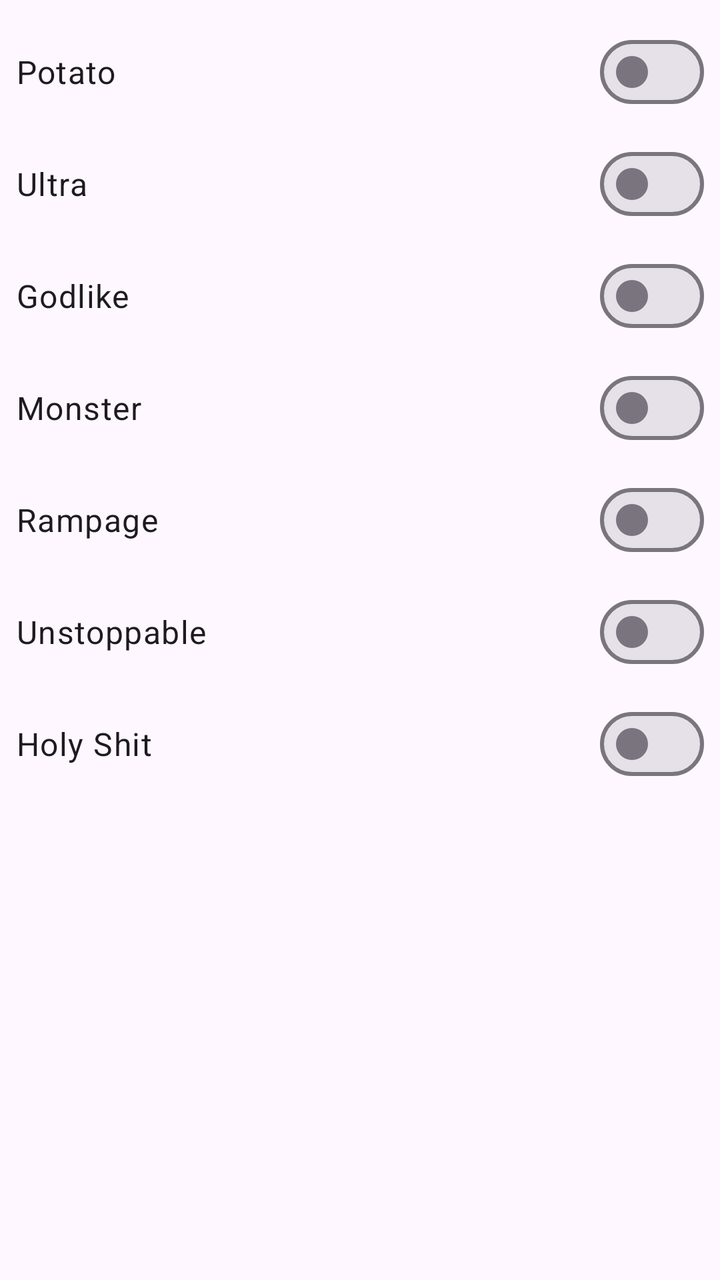
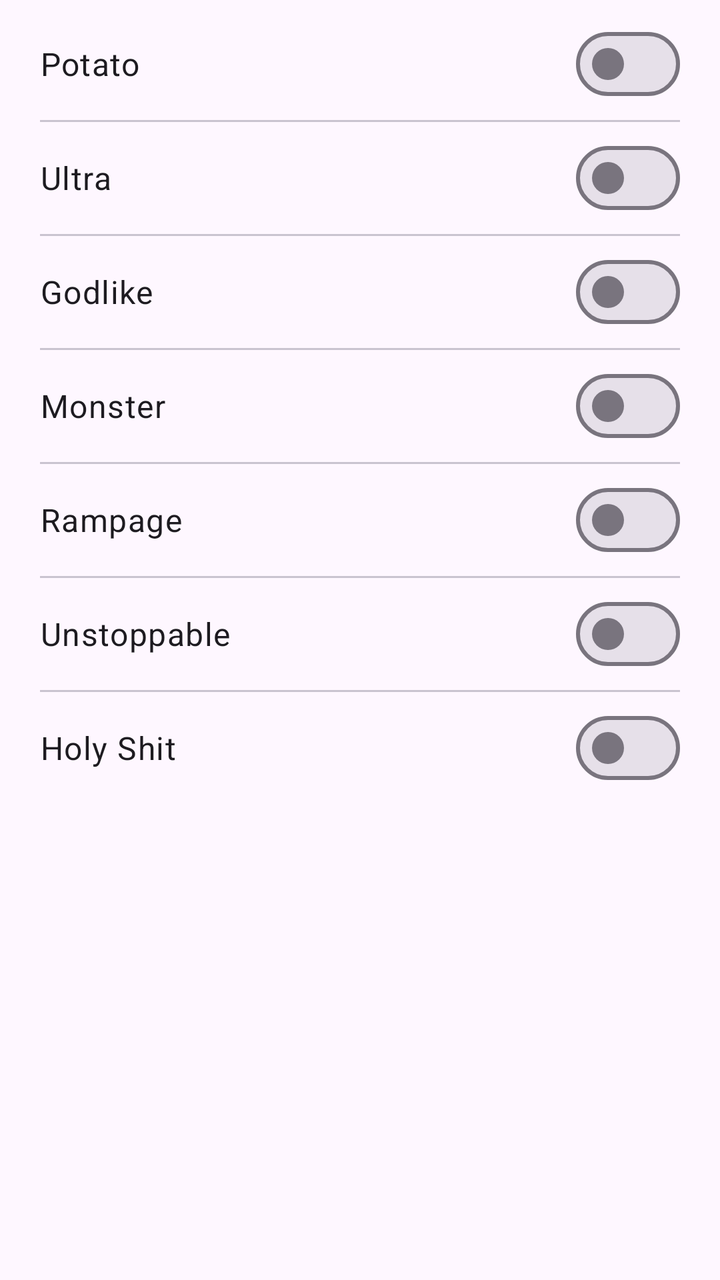

Before-and-after screenshots of an Android layout around one commit, followed by the original layout XML and the change that was made.
<!-- AndroidManifest.xml: application theme Theme.VDPlus -->
<!-- res/layout/dialog_sounds.xml -->
<?xml version="1.0" encoding="utf-8"?>
<ScrollView xmlns:android="http://schemas.android.com/apk/res/android"
    android:layout_width="match_parent"
    android:layout_height="wrap_content">
    <LinearLayout
        android:layout_width="match_parent"
        android:layout_height="wrap_content"
        android:orientation="vertical"
        android:paddingLeft="8dp"
        android:paddingRight="8dp"
        android:paddingTop="8dp"
        android:paddingBottom="8dp">
        <com.google.android.material.materialswitch.MaterialSwitch android:id="@+id/snd0" style="@style/VD.Switch" android:text="Potato"/>
        <com.google.android.material.materialswitch.MaterialSwitch android:id="@+id/snd1" style="@style/VD.Switch" android:text="Ultra"/>
        <com.google.android.material.materialswitch.MaterialSwitch android:id="@+id/snd2" style="@style/VD.Switch" android:text="Godlike"/>
        <com.google.android.material.materialswitch.MaterialSwitch android:id="@+id/snd3" style="@style/VD.Switch" android:text="Monster"/>
        <com.google.android.material.materialswitch.MaterialSwitch android:id="@+id/snd4" style="@style/VD.Switch" android:text="Rampage"/>
        <com.google.android.material.materialswitch.MaterialSwitch android:id="@+id/snd5" style="@style/VD.Switch" android:text="Unstoppable"/>
        <com.google.android.material.materialswitch.MaterialSwitch android:id="@+id/snd6" style="@style/VD.Switch" android:text="Holy Shit"/>
    </LinearLayout>
</ScrollView>
<!-- resources referenced by this layout -->
<resources>
  <style name="VD.Switch" parent="">
          <item name="android:layout_width">match_parent</item>
          <item name="android:layout_height">wrap_content</item>
          <item name="android:minHeight">56dp</item>
          <item name="android:textAppearance">?attr/textAppearanceBodyLarge</item>
          <item name="android:textColor">?attr/colorOnSurface</item>
      </style>
  <style name="Theme.VDPlus" parent="Theme.Material3.Light.NoActionBar">
          <item name="android:statusBarColor">?attr/colorSurface</item>
          <item name="android:windowLightStatusBar">true</item>
          <item name="android:navigationBarColor">?attr/colorSurfaceContainer</item>
      </style>
</resources>

<!-- the commit's change to res/layout/dialog_sounds.xml (unified diff, before → after) -->
@@ -6,16 +6,183 @@
         android:layout_width="match_parent"
         android:layout_height="wrap_content"
         android:orientation="vertical"
-        android:paddingLeft="8dp"
-        android:paddingRight="8dp"
-        android:paddingTop="8dp"
-        android:paddingBottom="8dp">
-        <com.google.android.material.materialswitch.MaterialSwitch android:id="@+id/snd0" style="@style/VD.Switch" android:text="Potato"/>
-        <com.google.android.material.materialswitch.MaterialSwitch android:id="@+id/snd1" style="@style/VD.Switch" android:text="Ultra"/>
-        <com.google.android.material.materialswitch.MaterialSwitch android:id="@+id/snd2" style="@style/VD.Switch" android:text="Godlike"/>
-        <com.google.android.material.materialswitch.MaterialSwitch android:id="@+id/snd3" style="@style/VD.Switch" android:text="Monster"/>
-        <com.google.android.material.materialswitch.MaterialSwitch android:id="@+id/snd4" style="@style/VD.Switch" android:text="Rampage"/>
-        <com.google.android.material.materialswitch.MaterialSwitch android:id="@+id/snd5" style="@style/VD.Switch" android:text="Unstoppable"/>
-        <com.google.android.material.materialswitch.MaterialSwitch android:id="@+id/snd6" style="@style/VD.Switch" android:text="Holy Shit"/>
+        android:paddingTop="4dp"
+        android:paddingBottom="4dp">
+        <LinearLayout
+            android:layout_width="match_parent"
+            android:layout_height="wrap_content"
+            android:orientation="horizontal"
+            android:gravity="center_vertical"
+            android:minHeight="56dp"
+            android:paddingLeft="20dp"
+            android:paddingRight="20dp">
+            <TextView
+                android:layout_width="0dp"
+                android:layout_height="wrap_content"
+                android:layout_weight="1"
+                android:textAppearance="?attr/textAppearanceBodyLarge"
+                android:textColor="?attr/colorOnSurface"
+                android:text="Potato"/>
+            <com.google.android.material.materialswitch.MaterialSwitch
+                android:id="@+id/snd0"
+                android:layout_width="wrap_content"
+                android:layout_height="wrap_content"/>
+        </LinearLayout>
+        <View
+            android:layout_width="match_parent"
+            android:layout_height="1dp"
+            android:layout_marginLeft="20dp"
+            android:layout_marginRight="20dp"
+            android:background="?attr/colorOutlineVariant"/>
+        <LinearLayout
+            android:layout_width="match_parent"
+            android:layout_height="wrap_content"
+            android:orientation="horizontal"
+            android:gravity="center_vertical"
+            android:minHeight="56dp"
+            android:paddingLeft="20dp"
+            android:paddingRight="20dp">
+            <TextView
+                android:layout_width="0dp"
+                android:layout_height="wrap_content"
+                android:layout_weight="1"
+                android:textAppearance="?attr/textAppearanceBodyLarge"
+                android:textColor="?attr/colorOnSurface"
+                android:text="Ultra"/>
+            <com.google.android.material.materialswitch.MaterialSwitch
+                android:id="@+id/snd1"
+                android:layout_width="wrap_content"
+                android:layout_height="wrap_content"/>
+        </LinearLayout>
+        <View
+            android:layout_width="match_parent"
+            android:layout_height="1dp"
+            android:layout_marginLeft="20dp"
+            android:layout_marginRight="20dp"
+            android:background="?attr/colorOutlineVariant"/>
+        <LinearLayout
+            android:layout_width="match_parent"
+            android:layout_height="wrap_content"
+            android:orientation="horizontal"
+            android:gravity="center_vertical"
+            android:minHeight="56dp"
+            android:paddingLeft="20dp"
+            android:paddingRight="20dp">
+            <TextView
+                android:layout_width="0dp"
+                android:layout_height="wrap_content"
+                android:layout_weight="1"
+                android:textAppearance="?attr/textAppearanceBodyLarge"
+                android:textColor="?attr/colorOnSurface"
+                android:text="Godlike"/>
+            <com.google.android.material.materialswitch.MaterialSwitch
+                android:id="@+id/snd2"
+                android:layout_width="wrap_content"
+                android:layout_height="wrap_content"/>
+        </LinearLayout>
+        <View
+            android:layout_width="match_parent"
+            android:layout_height="1dp"
+            android:layout_marginLeft="20dp"
+            android:layout_marginRight="20dp"
+            android:background="?attr/colorOutlineVariant"/>
+        <LinearLayout
+            android:layout_width="match_parent"
+            android:layout_height="wrap_content"
+            android:orientation="horizontal"
+            android:gravity="center_vertical"
+            android:minHeight="56dp"
+            android:paddingLeft="20dp"
+            android:paddingRight="20dp">
+            <TextView
+                android:layout_width="0dp"
+                android:layout_height="wrap_content"
+                android:layout_weight="1"
+                android:textAppearance="?attr/textAppearanceBodyLarge"
+                android:textColor="?attr/colorOnSurface"
+                android:text="Monster"/>
+            <com.google.android.material.materialswitch.MaterialSwitch
+                android:id="@+id/snd3"
+                android:layout_width="wrap_content"
+                android:layout_height="wrap_content"/>
+        </LinearLayout>
+        <View
+            android:layout_width="match_parent"
+            android:layout_height="1dp"
+            android:layout_marginLeft="20dp"
+            android:layout_marginRight="20dp"
+            android:background="?attr/colorOutlineVariant"/>
+        <LinearLayout
+            android:layout_width="match_parent"
+            android:layout_height="wrap_content"
+            android:orientation="horizontal"
+            android:gravity="center_vertical"
+            android:minHeight="56dp"
+            android:paddingLeft="20dp"
+            android:paddingRight="20dp">
+            <TextView
+                android:layout_width="0dp"
+                android:layout_height="wrap_content"
+                android:layout_weight="1"
+                android:textAppearance="?attr/textAppearanceBodyLarge"
+                android:textColor="?attr/colorOnSurface"
+                android:text="Rampage"/>
+            <com.google.android.material.materialswitch.MaterialSwitch
+                android:id="@+id/snd4"
+                android:layout_width="wrap_content"
+                android:layout_height="wrap_content"/>
+        </LinearLayout>
+        <View
+            android:layout_width="match_parent"
+            android:layout_height="1dp"
+            android:layout_marginLeft="20dp"
+            android:layout_marginRight="20dp"
+            android:background="?attr/colorOutlineVariant"/>
+        <LinearLayout
+            android:layout_width="match_parent"
+            android:layout_height="wrap_content"
+            android:orientation="horizontal"
+            android:gravity="center_vertical"
+            android:minHeight="56dp"
+            android:paddingLeft="20dp"
+            android:paddingRight="20dp">
+            <TextView
+                android:layout_width="0dp"
+                android:layout_height="wrap_content"
+                android:layout_weight="1"
+                android:textAppearance="?attr/textAppearanceBodyLarge"
+                android:textColor="?attr/colorOnSurface"
+                android:text="Unstoppable"/>
+            <com.google.android.material.materialswitch.MaterialSwitch
+                android:id="@+id/snd5"
+                android:layout_width="wrap_content"
+                android:layout_height="wrap_content"/>
+        </LinearLayout>
+        <View
+            android:layout_width="match_parent"
+            android:layout_height="1dp"
+            android:layout_marginLeft="20dp"
+            android:layout_marginRight="20dp"
+            android:background="?attr/colorOutlineVariant"/>
+        <LinearLayout
+            android:layout_width="match_parent"
+            android:layout_height="wrap_content"
+            android:orientation="horizontal"
+            android:gravity="center_vertical"
+            android:minHeight="56dp"
+            android:paddingLeft="20dp"
+            android:paddingRight="20dp">
+            <TextView
+                android:layout_width="0dp"
+                android:layout_height="wrap_content"
+                android:layout_weight="1"
+                android:textAppearance="?attr/textAppearanceBodyLarge"
+                android:textColor="?attr/colorOnSurface"
+                android:text="Holy Shit"/>
+            <com.google.android.material.materialswitch.MaterialSwitch
+                android:id="@+id/snd6"
+                android:layout_width="wrap_content"
+                android:layout_height="wrap_content"/>
+        </LinearLayout>
     </LinearLayout>
 </ScrollView>
<!-- resource entries referenced after the edit -->
@@ -1,12 +1,5 @@
 <!-- resources referenced by this layout -->
 <resources>
-  <style name="VD.Switch" parent="">
-          <item name="android:layout_width">match_parent</item>
-          <item name="android:layout_height">wrap_content</item>
-          <item name="android:minHeight">56dp</item>
-          <item name="android:textAppearance">?attr/textAppearanceBodyLarge</item>
-          <item name="android:textColor">?attr/colorOnSurface</item>
-      </style>
   <style name="Theme.VDPlus" parent="Theme.Material3.Light.NoActionBar">
           <item name="android:statusBarColor">?attr/colorSurface</item>
           <item name="android:windowLightStatusBar">true</item>
